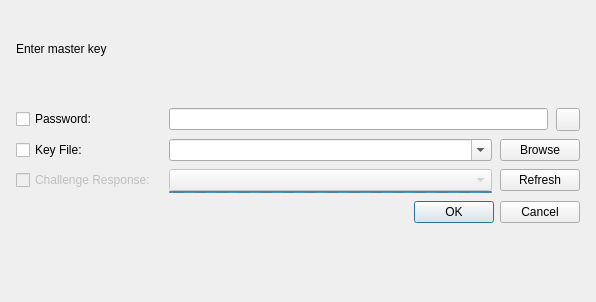
Old version of the form src/gui/DatabaseOpenWidget.ui in the repository keepassxreboot/keepassxc.
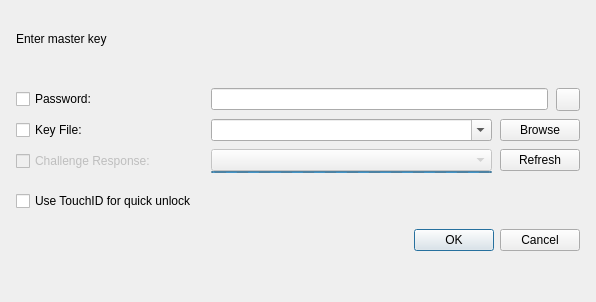
New version of the form. Custom widgets are drawn as their Qt base class.

Commit message: Add TouchID support on macOS

```diff
--- a/src/gui/DatabaseOpenWidget.ui
+++ b/src/gui/DatabaseOpenWidget.ui
@@ -10,7 +10,7 @@
     <height>302</height>
    </rect>
   </property>
-  <layout class="QVBoxLayout" name="verticalLayout" stretch="0,1,0,1,0,0,3">
+  <layout class="QVBoxLayout" name="verticalLayout" stretch="0,1,0,1,0,0,0">
    <property name="spacing">
     <number>8</number>
    </property>
@@ -142,7 +142,7 @@
        </item>
       </layout>
      </item>
-     <item row="5" column="2">
+     <item row="2" column="2">
       <layout class="QGridLayout" name="gridLayout_2">
        <property name="leftMargin">
         <number>5</number>
@@ -153,7 +153,7 @@
        <property name="verticalSpacing">
         <number>0</number>
        </property>
-       <item row="1" column="1">
+       <item row="0" column="1">
         <widget class="QPushButton" name="buttonRedetectYubikey">
          <property name="enabled">
           <bool>true</bool>
@@ -163,7 +163,7 @@
          </property>
         </widget>
        </item>
-       <item row="1" column="0">
+       <item row="0" column="0">
         <widget class="QComboBox" name="comboChallengeResponse">
          <property name="enabled">
           <bool>false</bool>
@@ -179,7 +179,7 @@
          </property>
         </widget>
        </item>
-       <item row="2" column="0">
+       <item row="1" column="0">
         <widget class="QProgressBar" name="yubikeyProgress">
          <property name="maximumSize">
           <size>
@@ -203,15 +203,7 @@
        </item>
       </layout>
      </item>
-     <item row="5" column="0">
-      <layout class="QHBoxLayout" name="horizontalLayout">
-       <property name="spacing">
-        <number>0</number>
-       </property>
-       <property name="bottomMargin">
-        <number>2</number>
-       </property>
-       <item>
+     <item row="2" column="0">
         <widget class="QCheckBox" name="checkChallengeResponse">
          <property name="enabled">
           <bool>false</bool>
@@ -221,7 +213,25 @@
          </property>
         </widget>
        </item>
-      </layout>
+     <item row="3" column="0">
+      <widget class="QCheckBox" name="checkTouchID">
+       <property name="text">
+        <string>Use TouchID for quick unlock</string>
+       </property>
+      </widget>
+     </item>
+     <item row="3" column="2">
+      <spacer name="verticalSpacer_4">
+       <property name="orientation">
+        <enum>Qt::Vertical</enum>
+       </property>
+       <property name="sizeHint" stdset="0">
+        <size>
+         <width>20</width>
+         <height>40</height>
+        </size>
+       </property>
+      </spacer>
      </item>
     </layout>
    </item>
```
Lines whose indentation alone changed are shown as unchanged. The commit also changes 16 other files.
